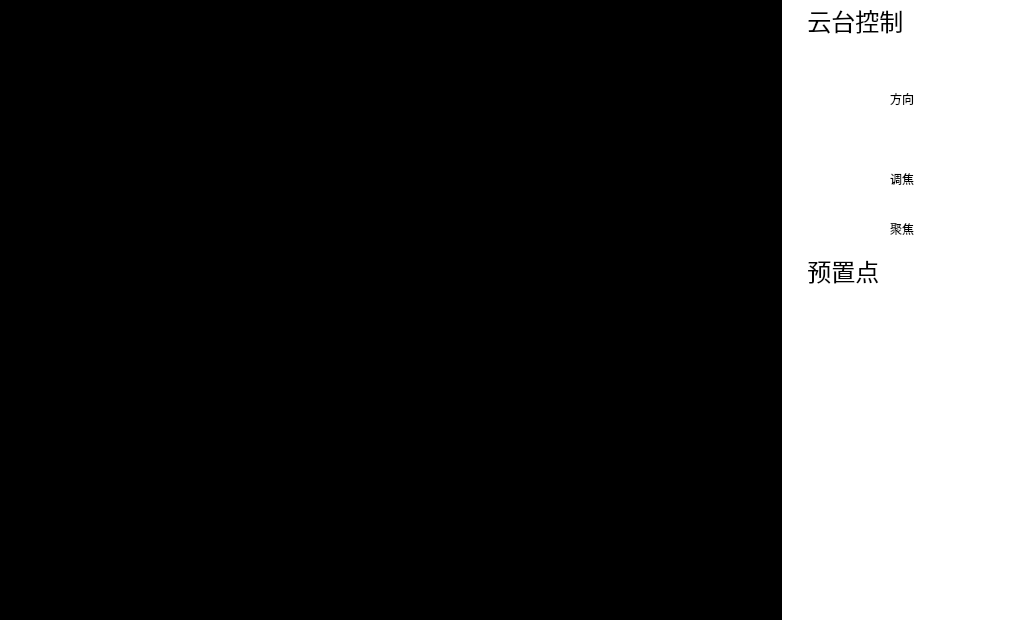
This is pvmsmonitorwidget.ui in 1157889734/x86MyAppliction as Qt 5 draws it before an edit. The edited form follows.
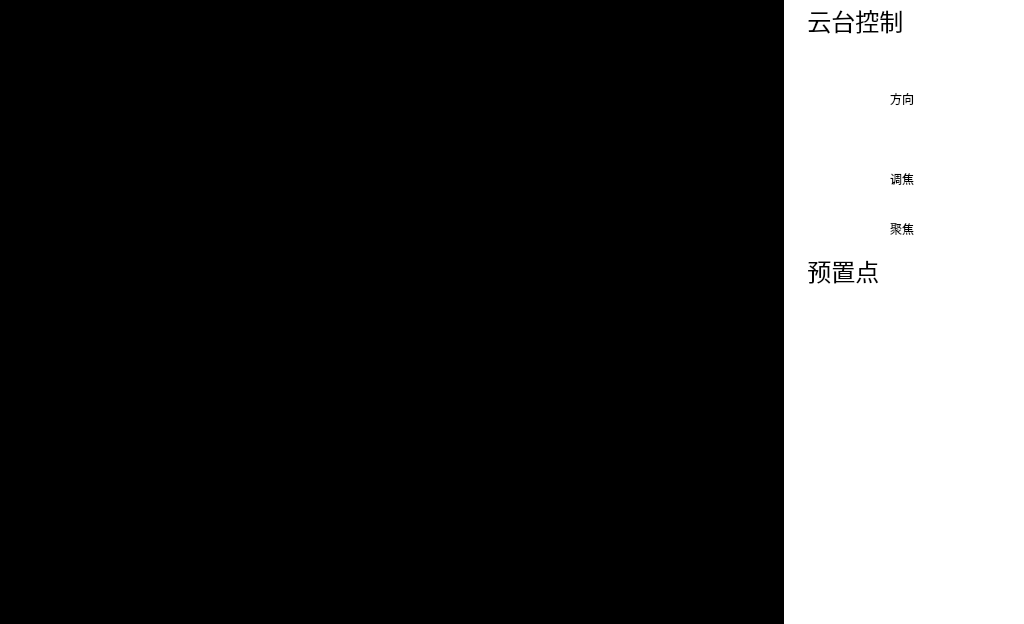
This is the edited form. Icons and pictures are not drawn.

Diff of the .ui file:
```diff
--- a/pvmsmonitorwidget.ui
+++ b/pvmsmonitorwidget.ui
@@ -7,7 +7,7 @@
     <x>0</x>
     <y>0</y>
     <width>1024</width>
-    <height>620</height>
+    <height>624</height>
    </rect>
   </property>
   <property name="windowTitle">
@@ -965,7 +965,7 @@
      <x>0</x>
      <y>0</y>
      <width>1024</width>
-     <height>620</height>
+     <height>624</height>
     </rect>
    </property>
    <property name="toolTipDuration">
@@ -983,8 +983,8 @@
     <rect>
      <x>0</x>
      <y>0</y>
-     <width>782</width>
-     <height>620</height>
+     <width>784</width>
+     <height>624</height>
     </rect>
    </property>
    <property name="styleSheet">
```
